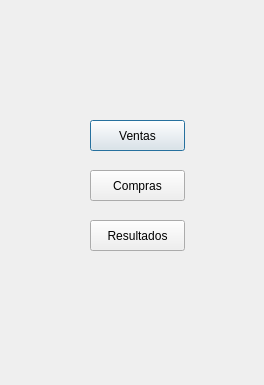
Above: Ventanas/contabilidad.ui from jjjohncedeno/P.AJA before the change. Below: the same form after it.
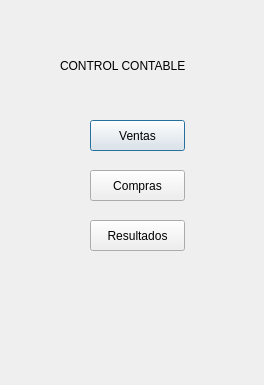
That is the form after the change.

Diff of the .ui file:
```diff
--- a/Ventanas/contabilidad.ui
+++ b/Ventanas/contabilidad.ui
@@ -52,6 +52,19 @@
     <string>Resultados</string>
    </property>
   </widget>
+  <widget class="QLabel" name="label">
+   <property name="geometry">
+    <rect>
+     <x>60</x>
+     <y>30</y>
+     <width>161</width>
+     <height>71</height>
+    </rect>
+   </property>
+   <property name="text">
+    <string>CONTROL CONTABLE</string>
+   </property>
+  </widget>
  </widget>
  <resources/>
  <connections/>
```
